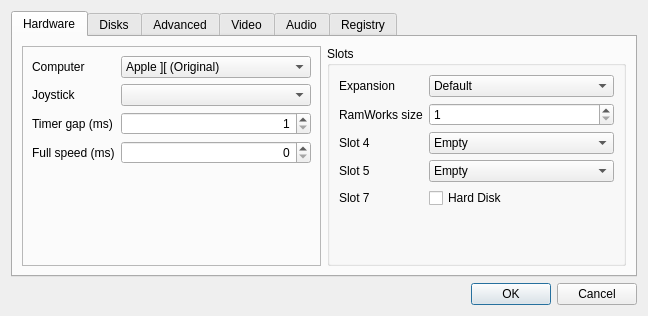
Qt form source/frontends/qapple/preferences.ui (AppleWin/AppleWin) before a commit.
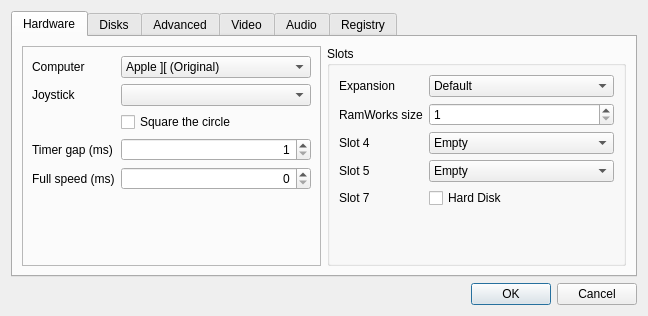
The same form after that commit.

Commit message: Allow to turn the circle range of a gamepad to a square (as the Apple ][).

What changed in the file:
```diff
--- a/source/frontends/qapple/preferences.ui
+++ b/source/frontends/qapple/preferences.ui
@@ -249,7 +249,7 @@
           <item row="1" column="1">
            <widget class="QComboBox" name="joystick"/>
           </item>
-          <item row="2" column="1">
+          <item row="3" column="1">
            <widget class="QSpinBox" name="timer_gap">
             <property name="alignment">
              <set>Qt::AlignRight|Qt::AlignTrailing|Qt::AlignVCenter</set>
@@ -262,27 +262,34 @@
             </property>
            </widget>
           </item>
-          <item row="2" column="0">
+          <item row="3" column="0">
            <widget class="QLabel" name="label_18">
             <property name="text">
              <string>Timer gap (ms)</string>
             </property>
            </widget>
           </item>
-          <item row="3" column="0">
+          <item row="4" column="0">
            <widget class="QLabel" name="label_19">
             <property name="text">
              <string>Full speed (ms)</string>
             </property>
            </widget>
           </item>
-          <item row="3" column="1">
+          <item row="4" column="1">
            <widget class="QSpinBox" name="full_ms">
             <property name="alignment">
              <set>Qt::AlignRight|Qt::AlignTrailing|Qt::AlignVCenter</set>
             </property>
            </widget>
           </item>
+          <item row="2" column="1">
+           <widget class="QCheckBox" name="squareCircle">
+            <property name="text">
+             <string>Square the circle</string>
+            </property>
+           </widget>
+          </item>
          </layout>
         </widget>
        </item>
```
The commit also changes 10 other files.
